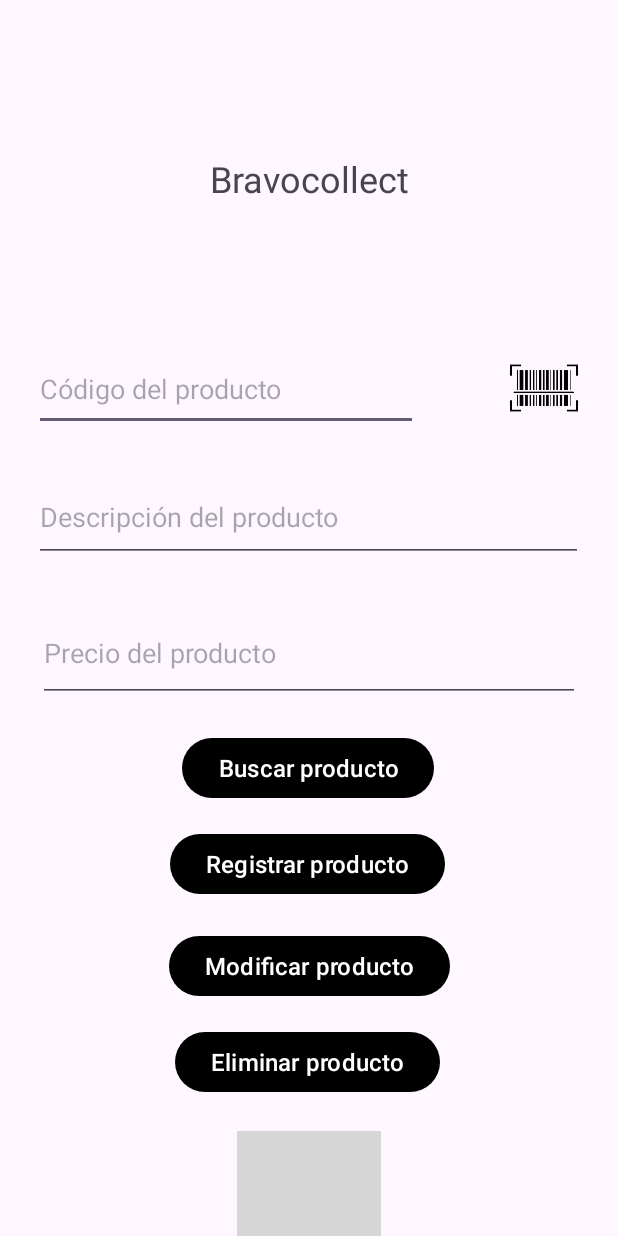
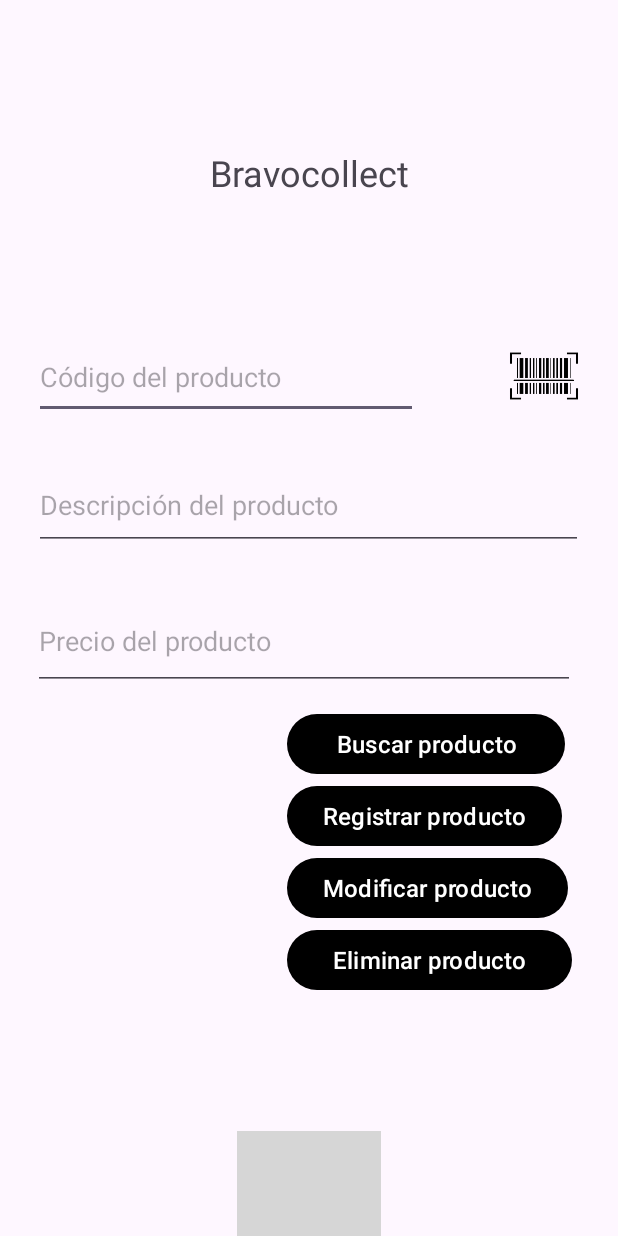
Before and after one commit to Oscar-Padilla/bravocollect, an Android app: the ABC_Productos screen opened directly, with no data from a screen before it, on a phone screen of 412 x 824 dp. Run offline under Robolectric (Android 15) with nearby library versions, the phone set to English and light mode, and no system bars; libraries missing offline, so code that uses them is left out: com.google.zxing.integration; grey boxes are pictures that could not be loaded.

Commit message:
Herramienta adicional 3, Linear Layout

```diff
--- a/app/src/main/java/com/example/bravocollect/MainActivity.java
+++ b/app/src/main/java/com/example/bravocollect/MainActivity.java
@@ -25,7 +25,7 @@ private EditText et1,et2;
 
 
         mediaPlayer = MediaPlayer.create(this, R.raw.sweet_as_honey);
-        mediaPlayer.setLooping(true); // Para que se repita indefinidamente
+        mediaPlayer.setLooping(true);
         mediaPlayer.start();
     }
     public void login (View view){
@@ -57,8 +57,7 @@ private EditText et1,et2;
 
     protected void onDestroy() {
         super.onDestroy();
-        // Detener y liberar recursos del reproductor cuando la actividad se destruye
-        if (mediaPlayer != null) {
+       if (mediaPlayer != null) {
             mediaPlayer.stop();
             mediaPlayer.release();
             mediaPlayer = null;
--- a/app/src/main/res/layout/activity_abc_productos.xml
+++ b/app/src/main/res/layout/activity_abc_productos.xml
@@ -20,65 +20,6 @@
         app:layout_constraintEnd_toEndOf="parent"
         app:srcCompat="@drawable/barras"
         tools:ignore="ContentDescription,SpeakableTextPresentCheck,TouchTargetSizeCheck,UseAppTint,UsingOnClickInXml" />
-
-    <Button
-        android:id="@+id/btn_Iniciar_Sesion3"
-        android:layout_width="wrap_content"
-        android:layout_height="wrap_content"
-        android:layout_marginBottom="16dp"
-        android:onClick="Buscar"
-        android:text="@string/BotonBuscar"
-        android:textSize="16sp"
-        app:backgroundTint="#000000"
-        app:layout_constraintBottom_toTopOf="@+id/btn_Iniciar_Sesion4"
-        app:layout_constraintEnd_toEndOf="parent"
-        app:layout_constraintHorizontal_bias="0.497"
-        app:layout_constraintStart_toStartOf="parent"
-        tools:ignore="UsingOnClickInXml" />
-
-    <Button
-        android:id="@+id/btn_Iniciar_Sesion4"
-        android:layout_width="wrap_content"
-        android:layout_height="wrap_content"
-        android:layout_marginBottom="20dp"
-        android:onClick="Registrar"
-        android:text="@string/BotonRegistrar"
-        android:textSize="16sp"
-        app:backgroundTint="#000000"
-        app:layout_constraintBottom_toTopOf="@+id/btn_Iniciar_Sesion5"
-        app:layout_constraintEnd_toEndOf="parent"
-        app:layout_constraintHorizontal_bias="0.497"
-        app:layout_constraintStart_toStartOf="parent"
-        tools:ignore="UsingOnClickInXml" />
-
-    <Button
-        android:id="@+id/btn_Iniciar_Sesion5"
-        android:layout_width="wrap_content"
-        android:layout_height="wrap_content"
-        android:layout_marginBottom="16dp"
-        android:onClick="Modificar"
-        android:text="@string/BotonModificar"
-        android:textSize="16sp"
-        app:backgroundTint="#000000"
-        app:layout_constraintBottom_toTopOf="@+id/btn_Iniciar_Sesion6"
-        app:layout_constraintEnd_toEndOf="parent"
-        app:layout_constraintStart_toStartOf="parent"
-        tools:ignore="UsingOnClickInXml" />
-
-    <Button
-        android:id="@+id/btn_Iniciar_Sesion6"
-        android:layout_width="wrap_content"
-        android:layout_height="wrap_content"
-        android:layout_marginBottom="92dp"
-        android:onClick="Eliminar"
-        android:text="@string/BotonEliminar"
-        android:textSize="16sp"
-        app:backgroundTint="#000000"
-        app:layout_constraintBottom_toBottomOf="parent"
-        app:layout_constraintEnd_toEndOf="parent"
-        app:layout_constraintHorizontal_bias="0.497"
-        app:layout_constraintStart_toStartOf="parent"
-        tools:ignore="UsingOnClickInXml" />
 
     <EditText
         android:id="@+id/txt_codigo"
@@ -118,18 +59,19 @@
         app:layout_constraintHorizontal_bias="0.488"
         app:layout_constraintStart_toStartOf="parent" />
 
+
     <EditText
         android:id="@+id/txt_precio"
         android:layout_width="361dp"
         android:layout_height="65dp"
-        android:layout_marginBottom="20dp"
+        android:layout_marginBottom="12dp"
         android:ems="10"
         android:hint="@string/txt_precio"
         android:inputType="numberDecimal"
-        app:layout_constraintBottom_toTopOf="@+id/btn_Iniciar_Sesion3"
+        app:layout_constraintBottom_toTopOf="@+id/linearLayout"
         app:layout_constraintEnd_toEndOf="parent"
+        app:layout_constraintHorizontal_bias="0.44"
         app:layout_constraintStart_toStartOf="parent" />
-
 
     <ImageView
         android:id="@+id/imageView4"
@@ -188,4 +130,56 @@
         app:srcCompat="@drawable/ajustes"
         tools:ignore="ContentDescription,SpeakableTextPresentCheck,TouchTargetSizeCheck,UseAppTint,UsingOnClickInXml" />
 
+    <LinearLayout
+        android:id="@+id/linearLayout"
+        android:layout_width="191dp"
+        android:layout_height="198dp"
+        android:layout_marginBottom="84dp"
+        android:orientation="vertical"
+        app:layout_constraintBottom_toTopOf="@+id/imageView4"
+        app:layout_constraintEnd_toEndOf="parent"
+        app:layout_constraintHorizontal_bias="0.866"
+        app:layout_constraintStart_toStartOf="parent">
+
+        <Button
+            android:id="@+id/btn_Iniciar_Sesion3"
+            android:layout_width="185dp"
+            android:layout_height="wrap_content"
+            android:onClick="Buscar"
+            android:text="@string/BotonBuscar"
+            android:textSize="16sp"
+            app:backgroundTint="#000000"
+            tools:ignore="UsingOnClickInXml" />
+
+        <Button
+            android:id="@+id/btn_Iniciar_Sesion4"
+            android:layout_width="wrap_content"
+            android:layout_height="wrap_content"
+            android:onClick="Registrar"
+            android:text="@string/BotonRegistrar"
+            android:textSize="16sp"
+            app:backgroundTint="#000000"
+            tools:ignore="UsingOnClickInXml" />
+
+        <Button
+            android:id="@+id/btn_Iniciar_Sesion5"
+            android:layout_width="wrap_content"
+            android:layout_height="wrap_content"
+            android:onClick="Modificar"
+            android:text="@string/BotonModificar"
+            android:textSize="16sp"
+            app:backgroundTint="#000000"
+            tools:ignore="UsingOnClickInXml" />
+
+        <Button
+            android:id="@+id/btn_Iniciar_Sesion6"
+            android:layout_width="190dp"
+            android:layout_height="wrap_content"
+            android:onClick="Eliminar"
+            android:text="@string/BotonEliminar"
+            android:textSize="16sp"
+            app:backgroundTint="#000000"
+            tools:ignore="UsingOnClickInXml" />
+    </LinearLayout>
+
 </androidx.constraintlayout.widget.ConstraintLayout>
```
